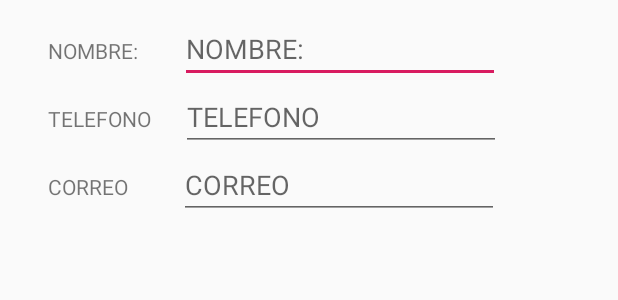
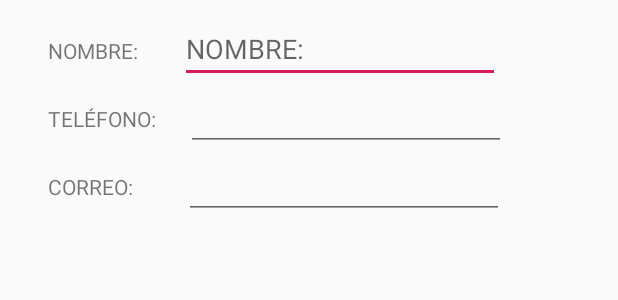
Before and after one commit to jonberge1337/AndroidProyecto, an Android app: the layout listview_partner.xml on its own in the app's theme, with its tools: preview values and no code run, on a phone screen of 412 x 824 dp. Shown: the top 300 px of the screen. Run offline under Robolectric (Android 15) with nearby library versions, the phone set to English and light mode, and no system bars.

Commit message:
hecho los partners iniciando el MainActivity

```diff
--- a/app/src/main/res/layout/listview_partner.xml
+++ b/app/src/main/res/layout/listview_partner.xml
@@ -45,7 +45,7 @@
             android:layout_weight="1"
             android:layout_marginStart="32dp"
             android:layout_marginEnd="20dp"
-            android:text="@string/telefono"/>
+            android:text="@string/telefonoPartner"/>
 
         <EditText
             android:id="@+id/txtTelefonomostrar"
@@ -54,7 +54,7 @@
             android:layout_weight="1"
             android:ems="10"
             android:inputType="phone"
-            android:hint="@string/telefono" />
+            />
     </LinearLayout>
 
     <LinearLayout
@@ -69,7 +69,7 @@
             android:layout_weight="1"
             android:layout_marginStart="32dp"
             android:layout_marginEnd="34dp"
-            android:text="@string/correo" />
+            android:text="@string/correoPartners" />
 
         <EditText
             android:id="@+id/txtCorreoMostrar"
@@ -78,7 +78,6 @@
             android:layout_weight="1"
             android:ems="10"
             android:inputType="textPersonName"
-            android:hint="@string/correo"
             />
 
     </LinearLayout>
--- a/app/src/main/res/values/strings.xml
+++ b/app/src/main/res/values/strings.xml
@@ -31,8 +31,8 @@
     <string name="boton_adelante"><![CDATA[>>]]></string>
     <string name="actuales">Actuales</string>
     <string name="crear_nuevo_partner">Crear Nuevo Partner</string>
-    <string name="correo">CORREO</string>
-    <string name="telefono">TELEFONO</string>
 
     <string name="titulo">BIENVENIDO HUMILDE USUARIO</string>
+    <string name="correoPartners">CORREO:</string>
+    <string name="telefonoPartner">TELÉFONO:</string>
 </resources>
```
Also changed, not shown: app/src/main/java/com/example/comercialesapp/ui/partners/EscrituraPartners.java (+36 -2 lines), app/src/main/java/com/example/comercialesapp/ui/partners/LecturaPartners.java (+4 -8 lines), app/src/main/res/layout/fragment_crear_partner.xml (+4 -3 lines), app/src/main/res/layout/fragment_partners.xml (+26 -11 lines), app/src/main/res/drawable/ainadir_partner.png (added).
